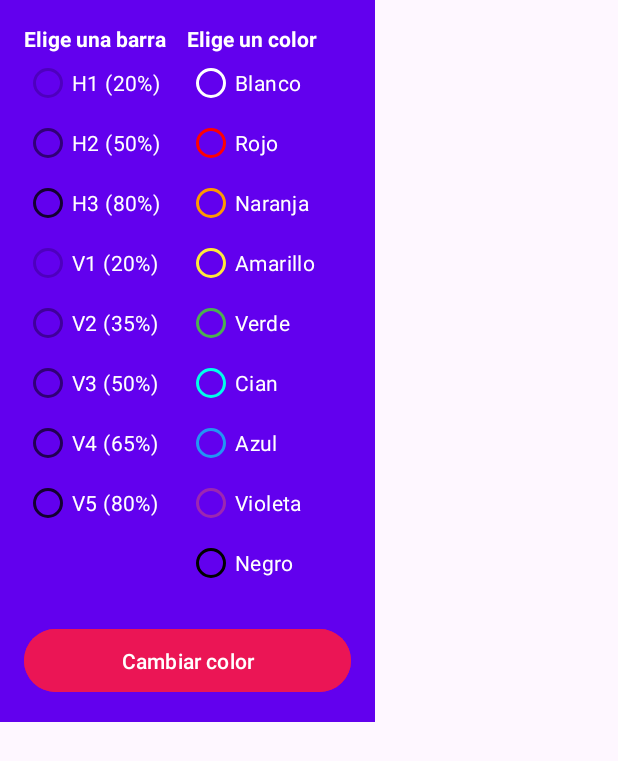
After one commit to Vectorgr/pmdm_repo, an Android app: the layout dialog_colors.xml on its own in the app's theme, with its tools: preview values and no code run, on a phone screen of 412 x 824 dp. The commit adds this screen. Shown: the top 761 px of the screen. Run offline under Robolectric (Android 15) with nearby library versions, the phone set to English and light mode, and no system bars.

Commit message:
La aplicación paleta de colores finalizada para entregar

```diff
--- /dev/null
+++ b/app/src/main/java/com/victorgr/aplicacionespmdm/PaletaColoresApp/Colors.kt
@@ -0,0 +1,6 @@
+package com.victorgr.aplicacionespmdm.PaletaColoresApp
+
+data class Colors (var label:String,var alpha: Int,
+                   var cRed: Int, var cGreen:Int, var cBlue : Int) {
+//Alpha es la opacidad
+}
--- /dev/null
+++ b/app/src/main/res/layout/dialog_colors.xml
@@ -0,0 +1,200 @@
+<?xml version="1.0" encoding="utf-8"?>
+<LinearLayout xmlns:android="http://schemas.android.com/apk/res/android"
+    android:layout_width="250dp"
+    android:layout_height="wrap_content"
+    android:background="@color/background_fab"
+    xmlns:app="http://schemas.android.com/apk/res-auto"
+    android:orientation="vertical"
+
+    android:padding="16dp">
+
+    <LinearLayout
+        android:layout_width="match_parent"
+        android:layout_height="wrap_content"
+        android:layout_marginBottom="20dp">
+
+        <LinearLayout
+            android:layout_width="0dp"
+            android:layout_height="wrap_content"
+            android:layout_weight="1"
+            android:orientation="vertical">
+            <TextView
+                android:layout_width="match_parent"
+                android:layout_height="wrap_content"
+                android:text="Elige una barra"
+                android:textStyle="bold"
+                android:textColor="@color/white"
+                />
+
+            <RadioGroup
+
+                android:layout_width="match_parent"
+                android:layout_height="match_parent"
+                android:id="@+id/rgBarras">
+
+                <RadioButton
+                    android:textColor="@color/white"
+                    android:layout_width="match_parent"
+                    android:layout_height="40dp"
+                    app:buttonTint="#33000000"
+                    android:text="H1 (20%)"
+                    />
+
+                <RadioButton
+                    android:layout_width="match_parent"
+                    android:layout_height="40dp"
+                    android:text="H2 (50%)"
+                    app:buttonTint="#80000000"
+                    android:textColor="@color/white"
+                    />
+
+                <RadioButton
+                    android:layout_width="match_parent"
+                    android:layout_height="40dp"
+                    app:buttonTint="#CC000000"
+                    android:text="H3 (80%)"
+                    android:textColor="@color/white"
+                    />
+
+                <RadioButton
+                    android:layout_width="match_parent"
+                    android:layout_height="40dp"
+                    android:text="V1 (20%)"
+                    app:buttonTint="#33000000"
+                    android:textColor="@color/white"
+                    />
+
+                <RadioButton
+                    android:layout_width="match_parent"
+                    android:layout_height="40dp"
+                    android:text="V2 (35%)"
+                    app:buttonTint="#59000000"
+                    android:textColor="@color/white"
+                    />
+                <RadioButton
+                    android:layout_width="match_parent"
+                    android:layout_height="40dp"
+                    android:text="V3 (50%)"
+                    app:buttonTint="#80000000"
+                    android:textColor="@color/white"
+                    />
+                <RadioButton
+                    android:layout_width="match_parent"
+                    android:layout_height="40dp"
+                    app:buttonTint="#A6000000"
+                    android:text="V4 (65%)"
+                    android:textColor="@color/white"
+                    />
+                <RadioButton
+                    android:layout_width="match_parent"
+                    android:layout_height="40dp"
+                    app:buttonTint="#CC000000"
+                    android:text="V5 (80%)"
+                    android:textColor="@color/white"
+                    />
+
+
+            </RadioGroup>
+
+        </LinearLayout>
+
+        <LinearLayout
+            android:layout_width="0dp"
+            android:layout_height="wrap_content"
+            android:layout_weight="1"
+            android:orientation="vertical">
+            <TextView
+                android:layout_width="match_parent"
+                android:layout_height="wrap_content"
+                android:text="Elige un color"
+                android:textStyle="bold"
+                android:textColor="@color/white"/>
+
+            <RadioGroup
+                android:layout_width="match_parent"
+                android:layout_height="match_parent"
+                android:id="@+id/rgColor">
+
+                <RadioButton
+                    android:layout_width="match_parent"
+                    android:layout_height="40dp"
+                    app:buttonTint="#FFFFFF"
+                    android:text="Blanco"
+                    android:textColor="@color/white"
+                    />
+
+                <RadioButton
+                    android:layout_width="match_parent"
+                    android:layout_height="40dp"
+                    app:buttonTint="#FF0000"
+                    android:text="Rojo"
+                    android:textColor="@color/white"
+                    />
+
+                <RadioButton
+                    android:layout_width="match_parent"
+                    android:layout_height="40dp"
+                    app:buttonTint="#FF9800"
+                    android:text="Naranja"
+                    android:textColor="@color/white"
+                    />
+
+                <RadioButton
+                    android:layout_width="match_parent"
+                    android:layout_height="40dp"
+                    app:buttonTint="#FFEB3B"
+                    android:text="Amarillo"
+                    android:textColor="@color/white"
+                    />
+
+                <RadioButton
+                    android:layout_width="match_parent"
+                    android:layout_height="40dp"
+                    app:buttonTint="#4CAF50"
+                    android:text="Verde"
+                    android:textColor="@color/white"
+                    />
+                <RadioButton
+                    android:layout_width="match_parent"
+                    android:layout_height="40dp"
+                    app:buttonTint="#00FFE9"
+                    android:text="Cian"
+                    android:textColor="@color/white"
+                    />
+                <RadioButton
+                    android:layout_width="match_parent"
+                    android:layout_height="40dp"
+                    app:buttonTint="#2196F3"
+                    android:text="Azul"
+                    android:textColor="@color/white"
+                    />
+                <RadioButton
+                    android:layout_width="match_parent"
+                    android:layout_height="40dp"
+                    app:buttonTint="#9C27B0"
+                    android:text="Violeta"
+                    android:textColor="@color/white"
+                    />
+                <RadioButton
+                    android:layout_width="match_parent"
+                    android:layout_height="40dp"
+                    app:buttonTint="#000000"
+                    android:text="Negro"
+                    android:textColor="@color/white"
+                    />
+
+            </RadioGroup>
+
+        </LinearLayout>
+    </LinearLayout>
+    <Button
+        app:layout_constraintBottom_toBottomOf="parent"
+        android:layout_width="match_parent"
+        android:layout_height="50dp"
+        android:backgroundTint="@color/background_button"
+        android:id="@+id/btnCambiarColorDialog"
+        android:text="Cambiar color"/>
+
+
+
+</LinearLayout>
```
Also changed, not shown: app/src/main/java/com/victorgr/aplicacionespmdm/MenuActivity.kt (+10 -0 lines), app/src/main/java/com/victorgr/aplicacionespmdm/PaletaColoresApp/ColorsAdapter.kt (added, +21 -0 lines), app/src/main/java/com/victorgr/aplicacionespmdm/PaletaColoresApp/ColorsViewHolder.kt (added, +25 -0 lines), app/src/main/java/com/victorgr/aplicacionespmdm/PaletaColoresApp/PaletaColores.kt (+202 -0 lines), app/src/main/res/layout/activity_menu.xml (+8 -0 lines), app/src/main/res/layout/activity_paleta_colores.xml (+36 -7 lines), app/src/main/res/layout/item_colors.xml (added, +19 -0 lines).
